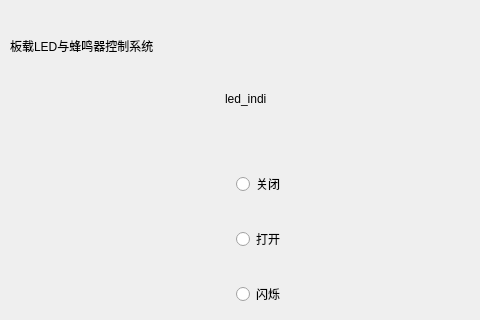
Qt form app/QIndicator/mainwindow.ui (xicser/imx6ull_desktop) before a commit; both pictures show x 0 to 480 and y 0 to 320 of the 800 by 480 pixel window.
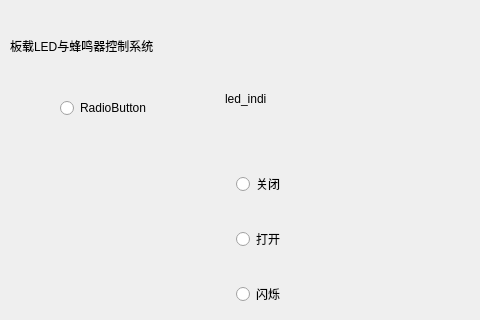
The same form after that commit.

```diff
--- a/app/QIndicator/mainwindow.ui
+++ b/app/QIndicator/mainwindow.ui
@@ -92,7 +92,7 @@
      <string>beep_indi</string>
     </property>
    </widget>
-   <widget class="QWidget" name="">
+   <widget class="QWidget" name="layoutWidget">
     <property name="geometry">
      <rect>
       <x>10</x>
@@ -249,6 +249,19 @@
      </item>
     </layout>
    </widget>
+   <widget class="QRadioButton" name="radioButton">
+    <property name="geometry">
+     <rect>
+      <x>60</x>
+      <y>100</y>
+      <width>89</width>
+      <height>16</height>
+     </rect>
+    </property>
+    <property name="text">
+     <string>RadioButton</string>
+    </property>
+   </widget>
   </widget>
  </widget>
  <layoutdefault spacing="6" margin="11"/>
```
